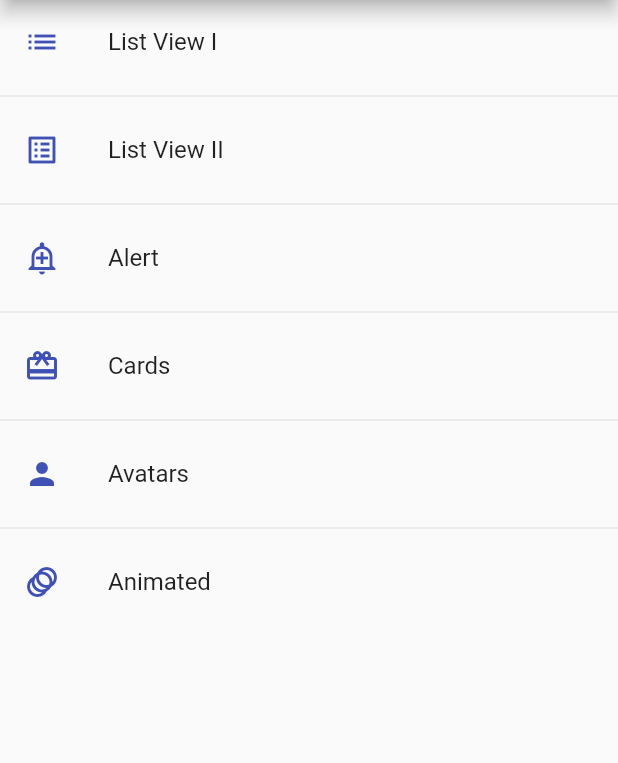
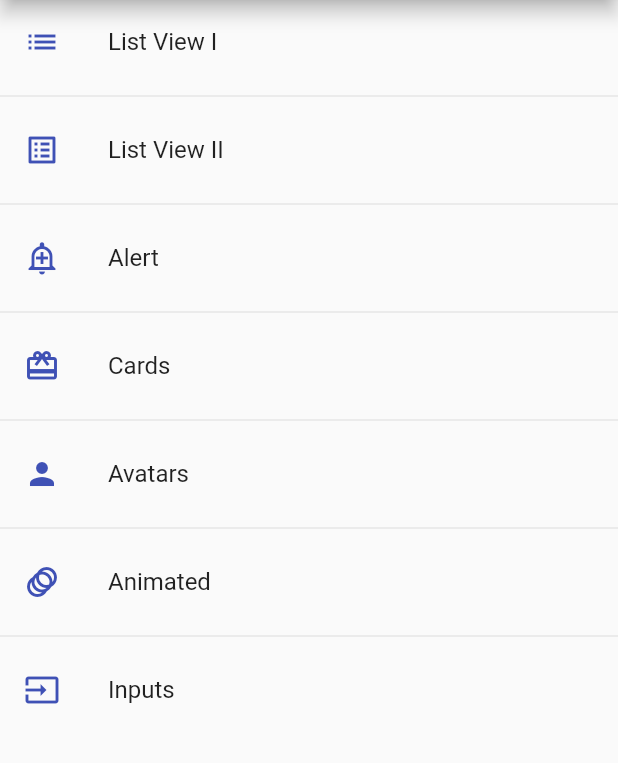
Before and after one commit to JoelGRod/flutter-components-app, a Flutter app: the screen it shows after launch, on a phone screen of 412 x 824 dp, the part 84-847 px from its top. Run offline on Flutter 3.47's test engine with Material 2 defaults, Android fonts, the phone set to English and light mode, and no system bars.

Commit message:
form inputs

```diff
--- a/lib/components/screens/screens.dart
+++ b/lib/components/screens/screens.dart
@@ -3,5 +3,6 @@ export 'package:components_app/components/screens/animated_screen.dart';
 export 'package:components_app/components/screens/avatar_screen.dart';
 export 'package:components_app/components/screens/card_screen.dart';
 export 'package:components_app/components/screens/home_screen.dart';
+export 'package:components_app/components/screens/inputs_screen.dart';
 export 'package:components_app/components/screens/list_view_1_screen.dart';
 export 'package:components_app/components/screens/list_view_2_screen.dart';
--- a/lib/router/app_routes.dart
+++ b/lib/router/app_routes.dart
@@ -44,6 +44,12 @@ class AppRoutes {
       screen: const AnimatedScreen(),
       icon: Icons.animation
       ),
+    MenuOption(
+      name: 'Inputs',
+      routeName: 'inputs',
+      screen: const InputsScreen(),
+      icon: Icons.input
+      ),
   ];
 
   // Routes Map Way I
--- a/lib/shared/themes/main_theme.dart
+++ b/lib/shared/themes/main_theme.dart
@@ -38,6 +38,30 @@ class MainTheme {
             borderRadius: BorderRadius.circular(15)
           )
         ),
+        // TextFormFields
+        inputDecorationTheme: const InputDecorationTheme(
+          floatingLabelStyle: TextStyle( color: primaryColor ),
+          enabledBorder: OutlineInputBorder(
+            borderSide: BorderSide(color: primaryColor),
+            borderRadius: BorderRadius.only(
+              topRight: Radius.circular(10),
+              bottomLeft: Radius.circular(10)
+            )
+          ),
+          focusedBorder: OutlineInputBorder(
+            borderSide: BorderSide(color: primaryColor),
+            borderRadius: BorderRadius.only(
+              topRight: Radius.circular(10),
+              bottomLeft: Radius.circular(10)
+            )
+          ),
+          border: OutlineInputBorder(
+            borderRadius: BorderRadius.only(
+              topRight: Radius.circular(10),
+              bottomLeft: Radius.circular(10)
+            )
+          ),
+        )
       );
 
   static final ThemeData darkTheme = ThemeData.dark()
```
Also changed, not shown: lib/components/screens/inputs_screen.dart (added, +70 -0 lines).
